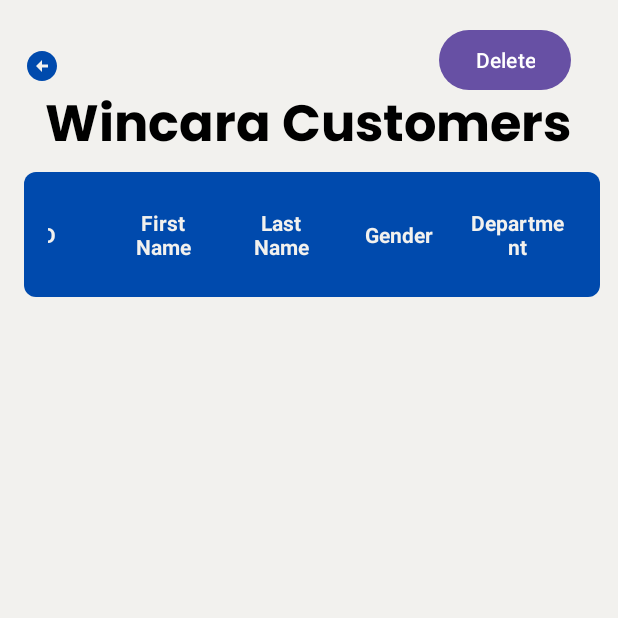
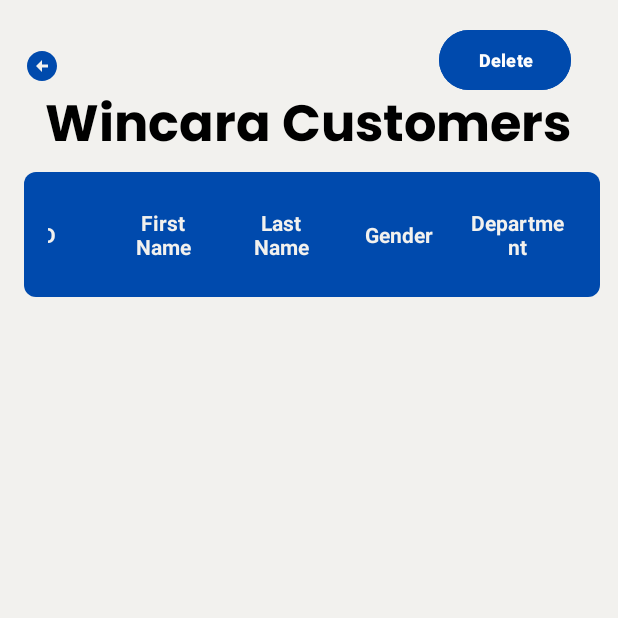
Before and after one commit to rukenya321/Wincara, an Android app: the UserListActivity screen opened directly, with no data from a screen before it, on a phone screen of 412 x 824 dp, the top half of it. Run offline under Robolectric (Android 15) with nearby library versions, the phone set to English and light mode, and no system bars.

Commit message:
feat: Added delete functionality

```diff
--- a/app/src/main/res/layout/activity_user_list.xml
+++ b/app/src/main/res/layout/activity_user_list.xml
@@ -38,7 +38,12 @@
         android:layout_width="wrap_content"
         android:layout_height="wrap_content"
         android:layout_marginTop="16dp"
+        android:backgroundTint="#004AAD"
         android:text="Delete"
+        android:textColor="#FDFDFD"
+        android:textColorLink="#FBFBFB"
+        android:textSize="12sp"
+        android:textStyle="bold"
         app:layout_constraintEnd_toEndOf="parent"
         app:layout_constraintHorizontal_bias="0.903"
         app:layout_constraintStart_toStartOf="parent"
--- a/app/src/main/res/layout/delete_popup.xml
+++ b/app/src/main/res/layout/delete_popup.xml
@@ -18,6 +18,7 @@
 
         <Button
             android:id="@+id/btnConfirm"
+            android:backgroundTint="#004AAD"
             android:layout_width="wrap_content"
             android:layout_height="wrap_content"
             android:text="Confirm"
@@ -25,6 +26,7 @@
 
         <Button
             android:id="@+id/btnCancel"
+            android:backgroundTint="#004AAD"
             android:layout_width="wrap_content"
             android:layout_height="wrap_content"
             android:text="Cancel"
```
